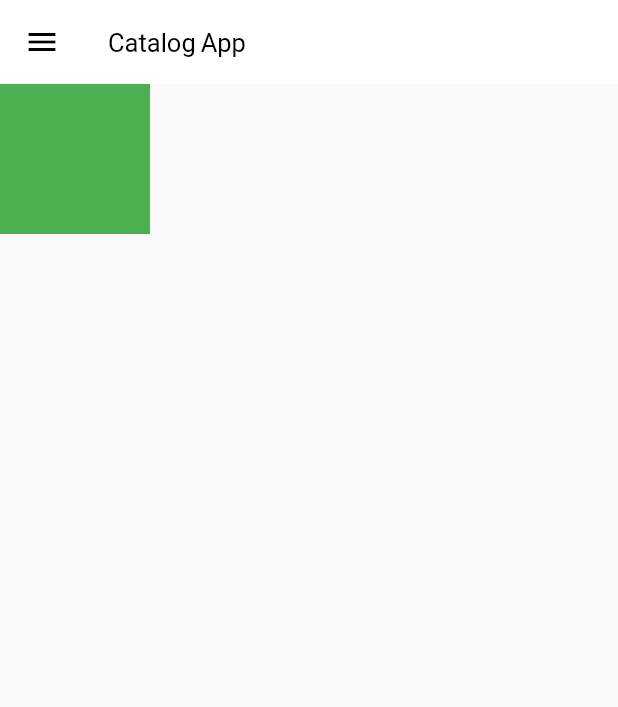
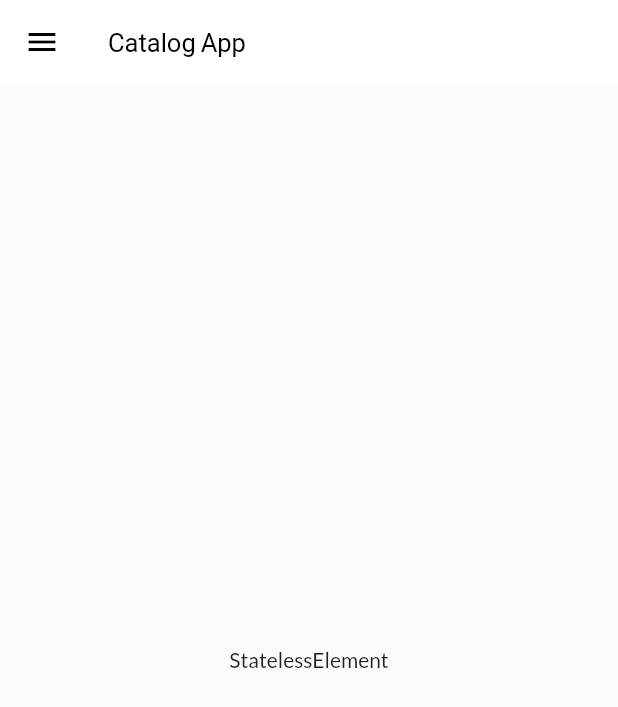
Before and after one commit to gunjanverma0405/flutter_catalog, a Flutter app: the screen it shows after launch, on a phone screen of 412 x 824 dp. Shown: the top 707 px of the screen. Run offline on Flutter 3.47's test engine with Material 2 defaults, Android fonts, the phone set to English and light mode, and no system bars; our stand-ins replace google_fonts.

Commit message:
Day 9 Completed

```diff
--- a/lib/pages/home_page.dart
+++ b/lib/pages/home_page.dart
@@ -21,11 +21,14 @@ class HomePage extends StatelessWidget {
           // ),
         ),
       ),
-      body: Container(
-        width: 100,
-        height: 100,
-        color: Colors.green,
+      body: Center(
+        child: Text(context.runtimeType.toString()),
       ),
+      // Container(
+      //   width: 100,
+      //   height: 100,
+      //   color: Colors.green,
+      // ),
       // Container(
       //   constraints: const BoxConstraints(
       //     maxHeight: 200,
@@ -42,9 +45,6 @@ class HomePage extends StatelessWidget {
       //     color: Colors.red,
       //   ),
       // ),
-      // Center(
-      //   child: Text("$name: Day $days"),
-      // ),
       drawer: const MyDrawer(),
     );
   }
```
